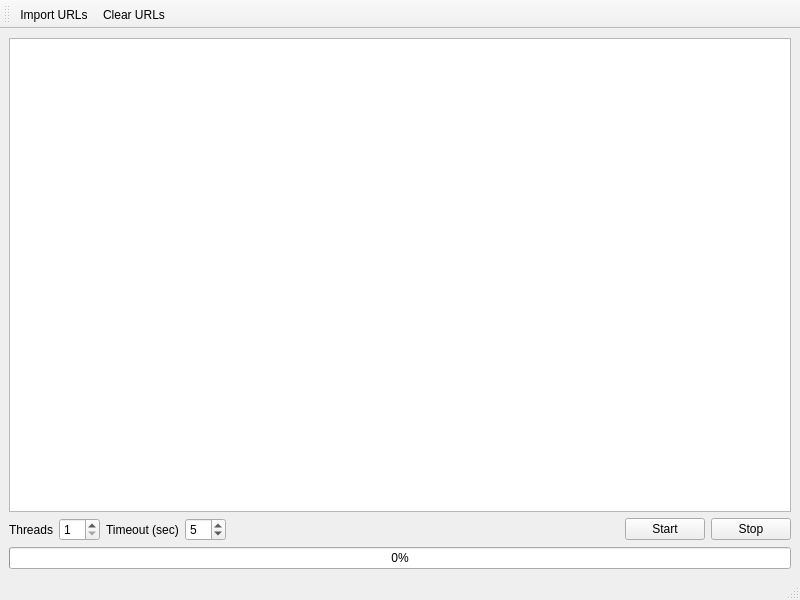
Old version of the form assets/ui/mainwindow.ui in the repository fuzzy69/site-alive-checker.
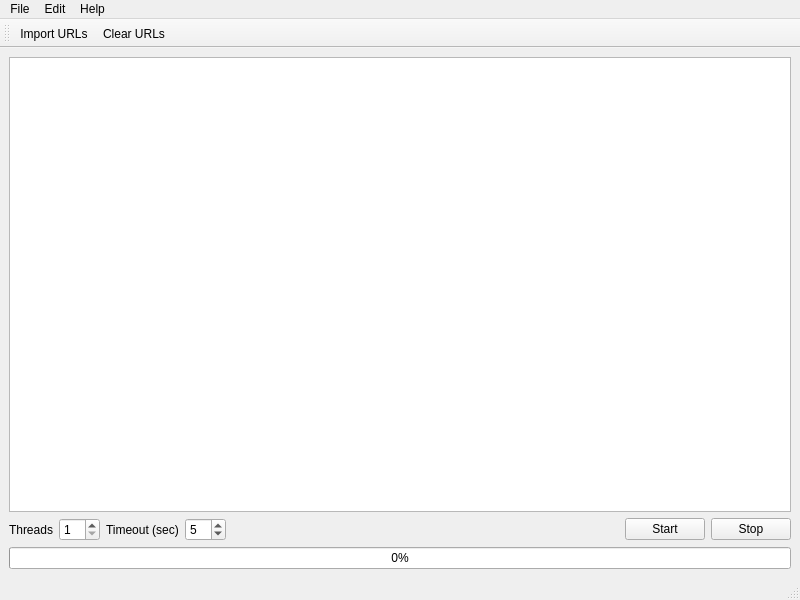
New version of the form. Icons and pictures are not drawn.

Diff of the .ui file:
```diff
--- a/assets/ui/mainwindow.ui
+++ b/assets/ui/mainwindow.ui
@@ -114,6 +114,30 @@
      <height>29</height>
     </rect>
    </property>
+   <widget class="QMenu" name="menuFile">
+    <property name="title">
+     <string>File</string>
+    </property>
+    <addaction name="importUrlsAction_2"/>
+    <addaction name="exportResultsAction"/>
+    <addaction name="separator"/>
+    <addaction name="quitAction"/>
+   </widget>
+   <widget class="QMenu" name="menuEdit">
+    <property name="title">
+     <string>Edit</string>
+    </property>
+    <addaction name="clearTableAction_2"/>
+   </widget>
+   <widget class="QMenu" name="menuHelp">
+    <property name="title">
+     <string>Help</string>
+    </property>
+    <addaction name="abouAction"/>
+   </widget>
+   <addaction name="menuFile"/>
+   <addaction name="menuEdit"/>
+   <addaction name="menuHelp"/>
   </widget>
   <widget class="QStatusBar" name="statusbar"/>
   <widget class="QToolBar" name="toolBar">
```
Left out of the diff: 25 changed lines with no effect on the pictures.
